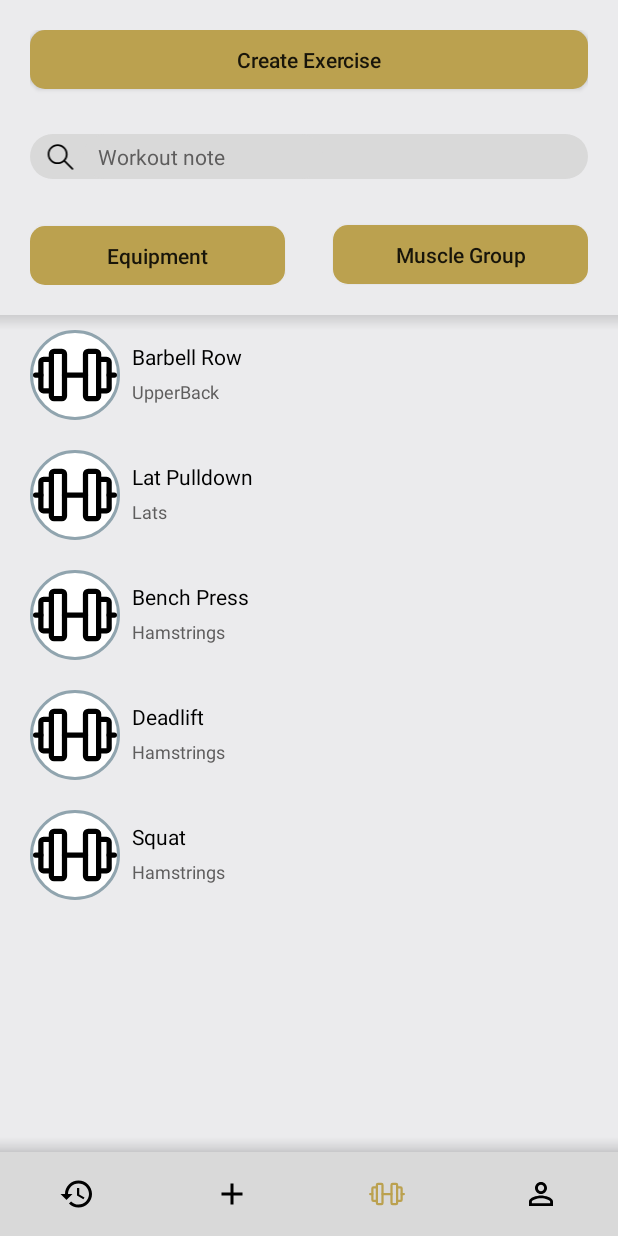
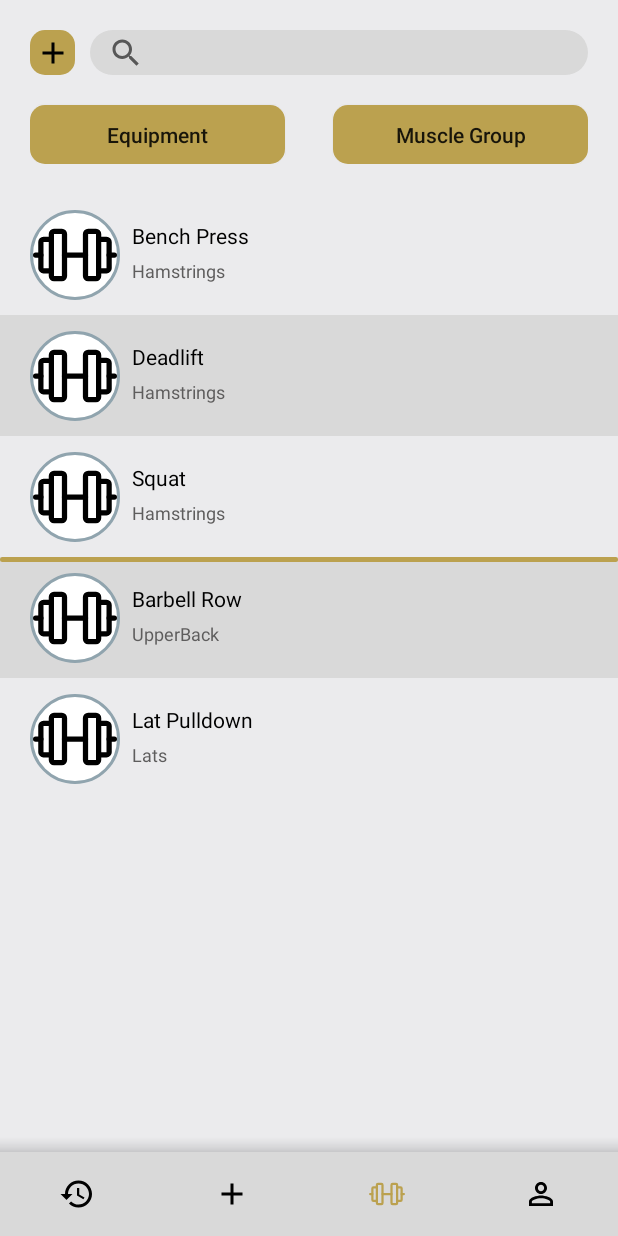
Before and after one commit to marcomadalin/Olympus, an Android app: the ExerciseFragment screen opened through its navigation route, on a phone screen of 412 x 824 dp. Run offline under Robolectric (Android 15) with nearby library versions, the light colour scheme and no system bars; our stand-ins replace Dagger/Hilt's generated code, Room's generated code, navigation-ui.

Commit message:
Exercise fragment list filter

```diff
--- a/app/src/main/java/com/marcomadalin/olympus/data/database/AppDatabase.kt
+++ b/app/src/main/java/com/marcomadalin/olympus/data/database/AppDatabase.kt
@@ -25,7 +25,7 @@ import com.marcomadalin.olympus.data.database.entities.UserEntity
 import com.marcomadalin.olympus.data.database.entities.WorkoutEntity
 
 @Database(entities = [ExerciseEntity::class, ExerciseDataEntity::class, MeasureEntity::class, RoutineEntity::class,
-    SetEntity::class, StatisticEntity::class, UserEntity::class, WorkoutEntity::class], version = 29)
+    SetEntity::class, StatisticEntity::class, UserEntity::class, WorkoutEntity::class], version = 31)
 @TypeConverters(MapConverters::class, StringSetConverters::class, IntSetConverters::class, ListSetConverters::class)
 abstract class AppDatabase : RoomDatabase() {
 
--- a/app/src/main/java/com/marcomadalin/olympus/data/database/daos/ExerciseDataDAO.kt
+++ b/app/src/main/java/com/marcomadalin/olympus/data/database/daos/ExerciseDataDAO.kt
@@ -11,7 +11,7 @@ import com.marcomadalin.olympus.data.database.entities.ExerciseEntity
 
 @Dao
 interface ExerciseDataDAO {
-    @Query("SELECT * FROM ExercisesData ORDER BY favourite, name")
+    @Query("SELECT * FROM ExercisesData ORDER BY favourite DESC, name ASC")
     suspend fun getAllExercisesData() : List<ExerciseDataEntity>?
 
     @Query("SELECT * FROM ExercisesData WHERE id = :id")
--- a/app/src/main/java/com/marcomadalin/olympus/presentation/view/ExerciseDataAdapter.kt
+++ b/app/src/main/java/com/marcomadalin/olympus/presentation/view/ExerciseDataAdapter.kt
@@ -6,7 +6,11 @@ import androidx.recyclerview.widget.RecyclerView
 import com.marcomadalin.olympus.R
 import com.marcomadalin.olympus.domain.model.ExerciseData
 
-class ExerciseDataAdapter(private val exercises: MutableList<ExerciseData>) : RecyclerView.Adapter<ExerciseDataViewHolder>() {
+class ExerciseDataAdapter(var exercises: MutableList<ExerciseData>,
+                          private val selectExercise : (Long) -> Unit)
+    : RecyclerView.Adapter<ExerciseDataViewHolder>() {
+
+    var lastFavorite: Int = 0
 
     override fun onCreateViewHolder(parent: ViewGroup, viewType: Int): ExerciseDataViewHolder {
         val layoutInflater = LayoutInflater.from(parent.context)
@@ -15,7 +19,7 @@ class ExerciseDataAdapter(private val exercises: MutableList<ExerciseData>) : Re
 
     override fun onBindViewHolder(holder: ExerciseDataViewHolder, position: Int) {
         val item = exercises[position]
-        holder.render(item)
+        holder.render(item, lastFavorite, selectExercise)
     }
 
     override fun getItemCount(): Int = exercises.size
--- a/app/src/main/java/com/marcomadalin/olympus/presentation/view/ExerciseDataViewHolder.kt
+++ b/app/src/main/java/com/marcomadalin/olympus/presentation/view/ExerciseDataViewHolder.kt
@@ -2,6 +2,7 @@ package com.marcomadalin.olympus.presentation.view
 
 import android.view.View
 import androidx.recyclerview.widget.RecyclerView
+import com.marcomadalin.olympus.R
 import com.marcomadalin.olympus.databinding.ExerciseDataItemBinding
 import com.marcomadalin.olympus.domain.model.ExerciseData
 
@@ -10,9 +11,17 @@ class ExerciseDataViewHolder(view: View) : RecyclerView.ViewHolder(view) {
 
     var binding = ExerciseDataItemBinding.bind(view)
 
-    fun render(exerciseData: ExerciseData) {
+    fun render(exerciseData: ExerciseData, lastFavorite: Int, selectExercise: (Long) -> Unit) {
         binding.exerciseName5.text = exerciseData.name
         binding.exerciseMuscle.text = exerciseData.primaryMuscle.toString()
 
+        if (lastFavorite == -1) binding.separatorView.visibility = View.INVISIBLE
+        else if (absoluteAdapterPosition == lastFavorite) binding.separatorView.visibility = View.VISIBLE
+        else binding.separatorView.visibility = View.INVISIBLE
+
+        if (absoluteAdapterPosition % 2 == 0) binding.exerciseLayout.setBackgroundResource(R.color.background)
+        else binding.exerciseLayout.setBackgroundResource(R.color.layout)
+
+        binding.exerciseLayout.setOnClickListener{selectExercise(exerciseData.id)}
     }
 }
--- a/app/src/main/java/com/marcomadalin/olympus/presentation/view/ExerciseFragment.kt
+++ b/app/src/main/java/com/marcomadalin/olympus/presentation/view/ExerciseFragment.kt
@@ -4,6 +4,7 @@ import android.os.Bundle
 import android.view.LayoutInflater
 import android.view.View
 import android.view.ViewGroup
+import android.widget.SearchView
 import androidx.fragment.app.Fragment
 import androidx.fragment.app.activityViewModels
 import androidx.navigation.NavController
@@ -41,18 +42,53 @@ class ExerciseFragment : Fragment() {
         (activity as MainActivity).showNavigationBar()
         navController = findNavController()
         binding.exerciseRecyler.layoutManager = LinearLayoutManager(this.context)
-        adapter = ExerciseDataAdapter(mutableListOf())
+        adapter = ExerciseDataAdapter(mutableListOf(), {selectExercise(it)})
         binding.exerciseRecyler.adapter = adapter
         exerciseDataViewModel.exercises.observe(viewLifecycleOwner) {updateExercises(it)}
         exerciseDataViewModel.getExercisesData()
+        binding.search.clearFocus()
+        binding.search.setOnClickListener { binding.search.isIconified = false }
+        binding.search.setOnQueryTextListener(object : SearchView.OnQueryTextListener {
+            override fun onQueryTextSubmit(query: String): Boolean {
+                return false
+            }
+
+            override fun onQueryTextChange(newText: String): Boolean {
+                val filteredExercises: MutableList<ExerciseData> = mutableListOf()
+                if (newText.isEmpty()) adapter.exercises =
+                    exerciseDataViewModel.exercises.value!!
+                else {
+                    for (exercise in exerciseDataViewModel.exercises.value!!) {
+                        if (exercise.name.lowercase()
+                                .contains(newText.lowercase())
+                        ) filteredExercises.add(exercise)
+                    }
+                    adapter.exercises = filteredExercises
+                }
+                updateFirstFavorite()
+                adapter.notifyDataSetChanged()
+                return true
+            }
+        })
+    }
+
+    private fun selectExercise(exerciseId : Long) {
+        exerciseDataViewModel.selectedExercise.postValue(exerciseId)
     }
 
     private fun updateExercises(exercises: MutableList<ExerciseData>?) {
         if (exercises != null && first) {
-            adapter = ExerciseDataAdapter(exerciseDataViewModel.exercises.value!!)
+            adapter = ExerciseDataAdapter(exerciseDataViewModel.exercises.value!!, {selectExercise(it)})
             binding.exerciseRecyler.adapter = adapter
+            updateFirstFavorite()
             first = false
         }
     }
 
+    private fun updateFirstFavorite()  {
+        val index = adapter.exercises.indexOfFirst { !it.favourite }
+        if (index == 0 && !adapter.exercises[0].favourite) adapter.lastFavorite = -1
+        else adapter.lastFavorite = index
+    }
+
 }
--- a/app/src/main/java/com/marcomadalin/olympus/presentation/viewmodel/ExerciseDataViewModel.kt
+++ b/app/src/main/java/com/marcomadalin/olympus/presentation/viewmodel/ExerciseDataViewModel.kt
@@ -24,6 +24,8 @@ class ExerciseDataViewModel @Inject constructor(
 
     val exercises = MutableLiveData<MutableList<ExerciseData>?>()
 
+    val selectedExercise = MutableLiveData<Long>()
+
     fun getExercisesData() {
         viewModelScope.launch {exercises.postValue(getExercisesUseCase())}
     }
--- a/app/src/main/res/layout/exercise_data_item.xml
+++ b/app/src/main/res/layout/exercise_data_item.xml
@@ -2,7 +2,7 @@
 <androidx.constraintlayout.widget.ConstraintLayout xmlns:android="http://schemas.android.com/apk/res/android"
     xmlns:app="http://schemas.android.com/apk/res-auto"
     xmlns:tools="http://schemas.android.com/tools"
-    android:id="@+id/reorderlayout"
+    android:id="@+id/exerciseLayout"
     android:layout_width="match_parent"
     android:layout_height="wrap_content">
 
@@ -34,12 +34,24 @@
         android:layout_width="60dp"
         android:layout_height="60dp"
         android:layout_marginStart="20dp"
-        android:layout_marginTop="10dp"
+        android:layout_marginTop="7dp"
         android:layout_marginBottom="10dp"
         android:background="@drawable/image_round"
         app:layout_constraintBottom_toBottomOf="parent"
         app:layout_constraintStart_toStartOf="parent"
-        app:layout_constraintTop_toTopOf="parent"
+        app:layout_constraintTop_toBottomOf="@+id/separatorView"
         app:srcCompat="@drawable/barbell" />
 
+    <View
+        android:id="@+id/separatorView"
+        android:layout_width="fill_parent"
+        android:layout_height="3dp"
+        android:background="@drawable/button_layout"
+        android:visibility="gone"
+        android:visible="true"
+        app:layout_constraintEnd_toEndOf="parent"
+        app:layout_constraintHorizontal_bias="0.0"
+        app:layout_constraintStart_toStartOf="parent"
+        app:layout_constraintTop_toTopOf="parent" />
+
 </androidx.constraintlayout.widget.ConstraintLayout>
--- a/app/src/main/res/layout/fragment_exercise.xml
+++ b/app/src/main/res/layout/fragment_exercise.xml
@@ -17,51 +17,23 @@
         android:isScrollContainer="false"
         android:layout_marginBottom="20dp">
 
-        <androidx.constraintlayout.widget.ConstraintLayout
-            android:id="@+id/searchbar"
-            android:layout_width="match_parent"
-            android:layout_height="wrap_content"
-            android:layout_marginTop="30dp"
+        <SearchView
+            android:id="@+id/search"
+            android:layout_width="fill_parent"
+            android:layout_height="30dp"
+            android:layout_marginStart="40dp"
             android:background="@drawable/workout_layout"
+            app:iconifiedByDefault="false"
             app:layout_constraintEnd_toEndOf="parent"
             app:layout_constraintHorizontal_bias="0.0"
             app:layout_constraintStart_toStartOf="parent"
-            app:layout_constraintTop_toBottomOf="@+id/addSet4">
-
-            <EditText
-                android:id="@+id/exerciseNoteEdit2"
-                android:layout_width="wrap_content"
-                android:layout_height="wrap_content"
-                android:layout_marginTop="20dp"
-                android:background="@drawable/workout_layout"
-                android:ems="10"
-                android:inputType="textPersonName"
-                android:paddingHorizontal="10dp"
-                android:paddingVertical="5dp"
-                android:text="Workout note"
-                android:textColor="@color/text"
-                android:textSize="14sp"
-                app:layout_constraintEnd_toEndOf="parent"
-                app:layout_constraintHorizontal_bias="0.0"
-                app:layout_constraintStart_toEndOf="@+id/imageView10" />
-
-            <ImageView
-                android:id="@+id/imageView10"
-                android:layout_width="30dp"
-                android:layout_height="25dp"
-                android:layout_marginStart="5dp"
-                android:background="@null"
-                android:src="@drawable/search"
-                app:layout_constraintBottom_toBottomOf="parent"
-                app:layout_constraintStart_toStartOf="parent"
-                app:layout_constraintTop_toTopOf="parent" />
-        </androidx.constraintlayout.widget.ConstraintLayout>
+            app:layout_constraintTop_toTopOf="parent"
+            app:queryHint="Search exercise..." />
 
         <Button
             android:id="@+id/addSet3"
             android:layout_width="170dp"
             android:layout_height="wrap_content"
-            android:layout_marginTop="30dp"
             android:background="@drawable/button_layout"
             android:minWidth="0dp"
             android:minHeight="0dp"
@@ -70,29 +42,13 @@
             android:text="Muscle Group"
             android:textAllCaps="false"
             app:layout_constraintBottom_toBottomOf="parent"
-            app:layout_constraintEnd_toEndOf="parent"
-            app:layout_constraintTop_toBottomOf="@+id/searchbar" />
-
-        <Button
-            android:id="@+id/addSet4"
-            android:layout_width="match_parent"
-            android:layout_height="wrap_content"
-            android:background="@drawable/button_layout"
-            android:minWidth="0dp"
-            android:minHeight="0dp"
-            android:paddingHorizontal="10dp"
-            android:paddingVertical="10dp"
-            android:text="Create Exercise"
-            android:textAllCaps="false"
-            app:layout_constraintEnd_toEndOf="parent"
-            app:layout_constraintStart_toStartOf="parent"
-            tools:layout_editor_absoluteY="25dp" />
+            app:layout_constraintEnd_toEndOf="parent" />
 
         <Button
             android:id="@+id/addSet2"
             android:layout_width="170dp"
             android:layout_height="wrap_content"
-            android:layout_marginTop="31dp"
+            android:layout_marginTop="20dp"
             android:background="@drawable/button_layout"
             android:minWidth="0dp"
             android:minHeight="0dp"
@@ -101,7 +57,17 @@
             android:text="Equipment"
             android:textAllCaps="false"
             app:layout_constraintStart_toStartOf="parent"
-            app:layout_constraintTop_toBottomOf="@+id/searchbar" />
+            app:layout_constraintTop_toBottomOf="@+id/search" />
+
+        <ImageButton
+            android:id="@+id/createExercise"
+            android:layout_width="30dp"
+            android:layout_height="30dp"
+            android:background="@drawable/button_layout"
+            android:src="@drawable/ic_baseline_add_24"
+            app:layout_constraintStart_toStartOf="parent"
+            app:layout_constraintTop_toTopOf="parent" />
+
     </androidx.constraintlayout.widget.ConstraintLayout>
 
         <View
--- a/app/src/main/res/layout/fragment_history.xml
+++ b/app/src/main/res/layout/fragment_history.xml
@@ -23,7 +23,7 @@
         android:id="@+id/calendarView"
         android:layout_width="wrap_content"
         android:layout_height="wrap_content"
-        android:layout_marginTop="16dp"
+        android:layout_marginTop="30dp"
         android:background="@drawable/calendar"
         android:dateTextAppearance="@style/CalendarDays"
         android:theme="@style/CalendarMonth"
@@ -36,7 +36,7 @@
         android:id="@+id/workoutSummary"
         android:layout_width="347dp"
         android:layout_height="wrap_content"
-        android:layout_marginTop="20dp"
+        android:layout_marginTop="30dp"
         android:background="@drawable/workout_layout"
         android:clickable="true"
         app:layout_constraintBottom_toBottomOf="parent"
```
